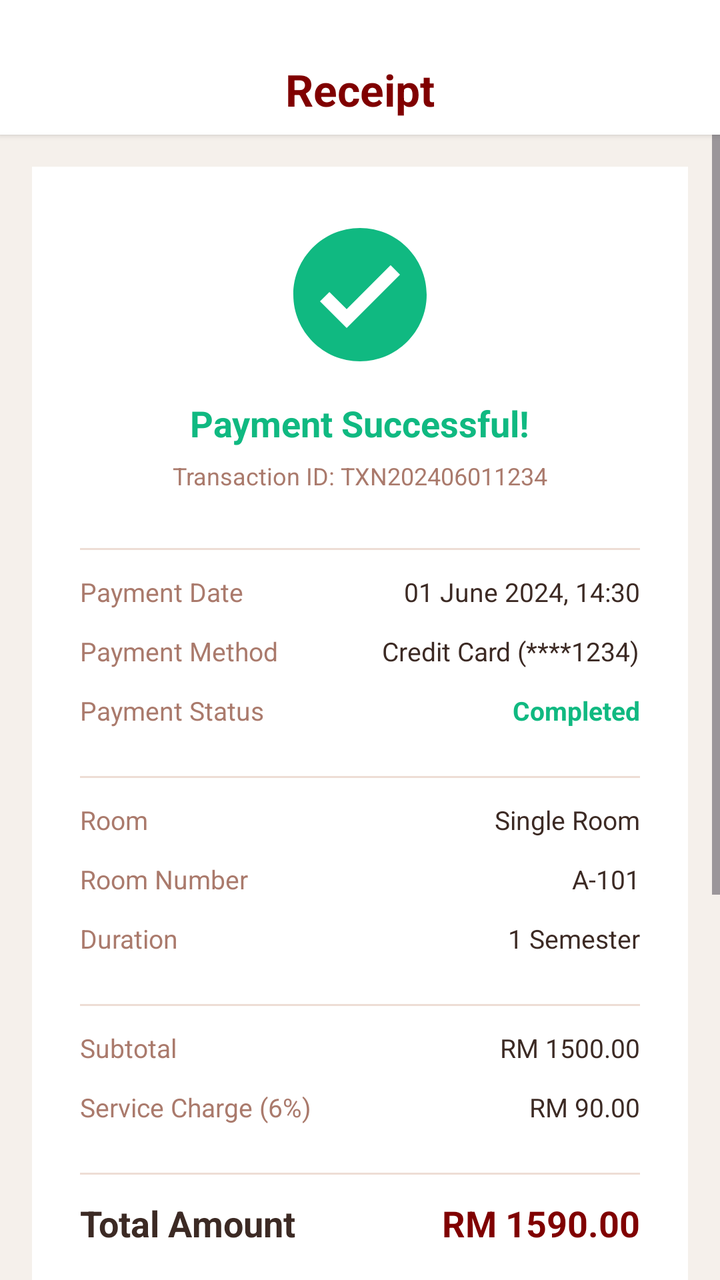
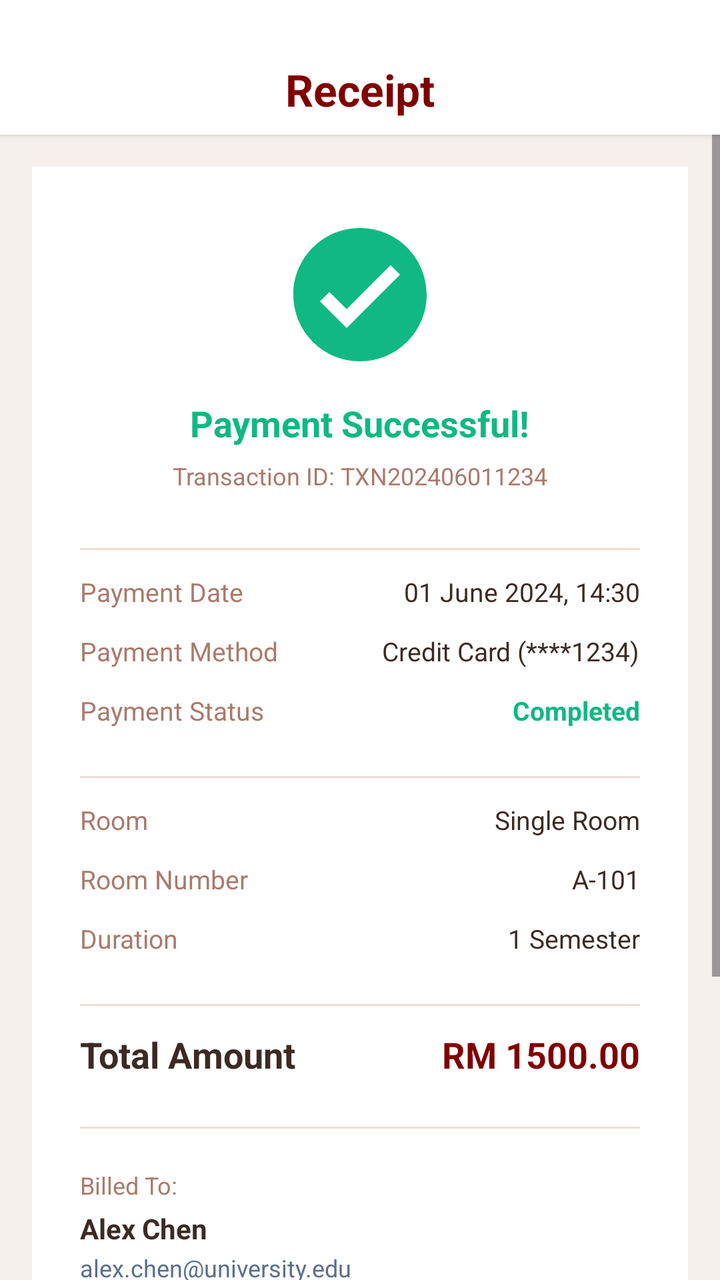

Screens rendered from an Android XML layout before and after an edit, with the pre-edit source and the edit as a unified diff.
<!-- AndroidManifest.xml: application theme Theme.UTMSPACE_HostelBookingSystem -->
<!-- res/layout/activity_receipt.xml -->
<?xml version="1.0" encoding="utf-8"?>
<LinearLayout xmlns:android="http://schemas.android.com/apk/res/android"
    xmlns:app="http://schemas.android.com/apk/res-auto"
    android:layout_width="match_parent"
    android:layout_height="match_parent"
    android:orientation="vertical"
    android:background="#F5F0EB">

    <LinearLayout
        android:layout_width="match_parent"
        android:layout_height="wrap_content"
        android:orientation="vertical"
        android:background="#FFFFFF"
        android:elevation="2dp"
        android:paddingTop="30dp"
        android:paddingBottom="8dp">

        <TextView
            android:layout_width="match_parent"
            android:layout_height="wrap_content"
            android:text="Receipt"
            android:textSize="22sp"
            android:textStyle="bold"
            android:textColor="#800000"
            android:gravity="center"
            android:fontFamily="sans-serif" />

    </LinearLayout>

    <ScrollView
        android:id="@+id/scrollViewReceipt"
        android:layout_width="match_parent"
        android:layout_height="match_parent"
        android:fillViewport="true">

        <LinearLayout
            android:id="@+id/receiptContainer"
            android:layout_width="match_parent"
            android:layout_height="wrap_content"
            android:orientation="vertical"
            android:padding="16dp">

            <LinearLayout
                android:layout_width="match_parent"
                android:layout_height="wrap_content"
                android:orientation="vertical"
                android:background="#FFFFFF"
                android:padding="24dp"
                android:elevation="2dp"
                android:layout_marginBottom="16dp">

                <LinearLayout
                    android:layout_width="match_parent"
                    android:layout_height="wrap_content"
                    android:orientation="vertical"
                    android:gravity="center_horizontal"
                    android:layout_marginBottom="16dp">

                    <ImageView
                        android:layout_width="80dp"
                        android:layout_height="80dp"
                        android:src="@drawable/ic_receipt_check"
                        app:tint="#10B981" />

                    <TextView
                        android:layout_width="wrap_content"
                        android:layout_height="wrap_content"
                        android:text="Payment Successful!"
                        android:textSize="18sp"
                        android:textStyle="bold"
                        android:textColor="#10B981"
                        android:layout_marginTop="12dp"
                        android:fontFamily="sans-serif" />

                    <TextView
                        android:id="@+id/tvTransactionId"
                        android:layout_width="wrap_content"
                        android:layout_height="wrap_content"
                        android:text="Transaction ID: TXN202406011234"
                        android:textSize="12sp"
                        android:textColor="#AA7A6C"
                        android:layout_marginTop="6dp"
                        android:fontFamily="sans-serif" />

                </LinearLayout>

                <View
                    android:layout_width="match_parent"
                    android:layout_height="1dp"
                    android:background="#EEDDD5"
                    android:layout_marginVertical="12dp" />

                <LinearLayout
                    android:layout_width="match_parent"
                    android:layout_height="wrap_content"
                    android:orientation="horizontal"
                    android:gravity="center_vertical"
                    android:layout_marginBottom="12dp">

                    <TextView
                        android:layout_width="0dp"
                        android:layout_height="wrap_content"
                        android:layout_weight="1"
                        android:text="Payment Date"
                        android:textSize="13sp"
                        android:textColor="#AA7A6C"
                        android:fontFamily="sans-serif" />

                    <TextView
                        android:id="@+id/tvPaymentDate"
                        android:layout_width="wrap_content"
                        android:layout_height="wrap_content"
                        android:text="01 June 2024, 14:30"
                        android:textSize="13sp"
                        android:textColor="#3C2A24"
                        android:fontFamily="sans-serif" />

                </LinearLayout>

                <LinearLayout
                    android:layout_width="match_parent"
                    android:layout_height="wrap_content"
                    android:orientation="horizontal"
                    android:gravity="center_vertical"
                    android:layout_marginBottom="12dp">

                    <TextView
                        android:layout_width="0dp"
                        android:layout_height="wrap_content"
                        android:layout_weight="1"
                        android:text="Payment Method"
                        android:textSize="13sp"
                        android:textColor="#AA7A6C"
                        android:fontFamily="sans-serif" />

                    <TextView
                        android:id="@+id/tvPaymentMethod"
                        android:layout_width="wrap_content"
                        android:layout_height="wrap_content"
                        android:text="Credit Card (****1234)"
                        android:textSize="13sp"
                        android:textColor="#3C2A24"
                        android:fontFamily="sans-serif" />

                </LinearLayout>

                <LinearLayout
                    android:layout_width="match_parent"
                    android:layout_height="wrap_content"
                    android:orientation="horizontal"
                    android:gravity="center_vertical"
                    android:layout_marginBottom="12dp">

                    <TextView
                        android:layout_width="0dp"
                        android:layout_height="wrap_content"
                        android:layout_weight="1"
                        android:text="Payment Status"
                        android:textSize="13sp"
                        android:textColor="#AA7A6C"
                        android:fontFamily="sans-serif" />

                    <TextView
                        android:id="@+id/tvPaymentStatus"
                        android:layout_width="wrap_content"
                        android:layout_height="wrap_content"
                        android:text="Completed"
                        android:textSize="13sp"
                        android:textStyle="bold"
                        android:textColor="#10B981"
                        android:fontFamily="sans-serif" />

                </LinearLayout>

                <View
                    android:layout_width="match_parent"
                    android:layout_height="1dp"
                    android:background="#EEDDD5"
                    android:layout_marginVertical="12dp" />

                <LinearLayout
                    android:layout_width="match_parent"
                    android:layout_height="wrap_content"
                    android:orientation="horizontal"
                    android:gravity="center_vertical"
                    android:layout_marginBottom="12dp">

                    <TextView
                        android:layout_width="0dp"
                        android:layout_height="wrap_content"
                        android:layout_weight="1"
                        android:text="Room"
                        android:textSize="13sp"
                        android:textColor="#AA7A6C"
                        android:fontFamily="sans-serif" />

                    <TextView
                        android:id="@+id/tvRoomName"
                        android:layout_width="wrap_content"
                        android:layout_height="wrap_content"
                        android:text="Single Room"
                        android:textSize="13sp"
                        android:textColor="#3C2A24"
                        android:fontFamily="sans-serif" />

                </LinearLayout>

                <LinearLayout
                    android:layout_width="match_parent"
                    android:layout_height="wrap_content"
                    android:orientation="horizontal"
                    android:gravity="center_vertical"
                    android:layout_marginBottom="12dp">

                    <TextView
                        android:layout_width="0dp"
                        android:layout_height="wrap_content"
                        android:layout_weight="1"
                        android:text="Room Number"
                        android:textSize="13sp"
                        android:textColor="#AA7A6C"
                        android:fontFamily="sans-serif" />

                    <TextView
                        android:id="@+id/tvRoomNumber"
                        android:layout_width="wrap_content"
                        android:layout_height="wrap_content"
                        android:text="A-101"
                        android:textSize="13sp"
                        android:textColor="#3C2A24"
                        android:fontFamily="sans-serif" />

                </LinearLayout>

                <LinearLayout
                    android:layout_width="match_parent"
                    android:layout_height="wrap_content"
                    android:orientation="horizontal"
                    android:gravity="center_vertical"
                    android:layout_marginBottom="12dp">

                    <TextView
                        android:layout_width="0dp"
                        android:layout_height="wrap_content"
                        android:layout_weight="1"
                        android:text="Duration"
                        android:textSize="13sp"
                        android:textColor="#AA7A6C"
                        android:fontFamily="sans-serif" />

                    <TextView
                        android:id="@+id/tvDuration"
                        android:layout_width="wrap_content"
                        android:layout_height="wrap_content"
                        android:text="1 Semester"
                        android:textSize="13sp"
                        android:textColor="#3C2A24"
                        android:fontFamily="sans-serif" />

                </LinearLayout>

                <View
                    android:layout_width="match_parent"
                    android:layout_height="1dp"
                    android:background="#EEDDD5"
                    android:layout_marginVertical="12dp" />

                <LinearLayout
                    android:layout_width="match_parent"
                    android:layout_height="wrap_content"
                    android:orientation="horizontal"
                    android:gravity="center_vertical"
                    android:layout_marginBottom="12dp">

                    <TextView
                        android:layout_width="0dp"
                        android:layout_height="wrap_content"
                        android:layout_weight="1"
                        android:text="Subtotal"
                        android:textSize="13sp"
                        android:textColor="#AA7A6C"
                        android:fontFamily="sans-serif" />

                    <TextView
                        android:id="@+id/tvSubtotal"
                        android:layout_width="wrap_content"
                        android:layout_height="wrap_content"
                        android:text="RM 1500.00"
                        android:textSize="13sp"
                        android:textColor="#3C2A24"
                        android:fontFamily="sans-serif" />

                </LinearLayout>

                <LinearLayout
                    android:layout_width="match_parent"
                    android:layout_height="wrap_content"
                    android:orientation="horizontal"
                    android:gravity="center_vertical"
                    android:layout_marginBottom="12dp">

                    <TextView
                        android:layout_width="0dp"
                        android:layout_height="wrap_content"
                        android:layout_weight="1"
                        android:text="Service Charge (6%)"
                        android:textSize="13sp"
                        android:textColor="#AA7A6C"
                        android:fontFamily="sans-serif" />

                    <TextView
                        android:id="@+id/tvServiceCharge"
                        android:layout_width="wrap_content"
                        android:layout_height="wrap_content"
                        android:text="RM 90.00"
                        android:textSize="13sp"
                        android:textColor="#3C2A24"
                        android:fontFamily="sans-serif" />

                </LinearLayout>

                <View
                    android:layout_width="match_parent"
                    android:layout_height="1dp"
                    android:background="#EEDDD5"
                    android:layout_marginVertical="12dp" />

                <LinearLayout
                    android:layout_width="match_parent"
                    android:layout_height="wrap_content"
                    android:orientation="horizontal"
                    android:gravity="center_vertical"
                    android:layout_marginBottom="12dp">

                    <TextView
                        android:layout_width="0dp"
                        android:layout_height="wrap_content"
                        android:layout_weight="1"
                        android:text="Total Amount"
                        android:textSize="18sp"
                        android:textStyle="bold"
                        android:textColor="#3C2A24"
                        android:fontFamily="sans-serif" />

                    <TextView
                        android:id="@+id/tvTotalAmount"
                        android:layout_width="wrap_content"
                        android:layout_height="wrap_content"
                        android:text="RM 1590.00"
                        android:textSize="18sp"
                        android:textStyle="bold"
                        android:textColor="#800000"
                        android:fontFamily="sans-serif" />

                </LinearLayout>

                <View
                    android:layout_width="match_parent"
                    android:layout_height="1dp"
                    android:background="#EEDDD5"
                    android:layout_marginVertical="12dp" />

                <LinearLayout
                    android:layout_width="match_parent"
                    android:layout_height="wrap_content"
                    android:orientation="vertical"
                    android:layout_marginTop="8dp">

                    <TextView
                        android:layout_width="wrap_content"
                        android:layout_height="wrap_content"
                        android:text="Billed To:"
                        android:textSize="12sp"
                        android:textColor="#AA7A6C"
                        android:fontFamily="sans-serif" />

                    <TextView
                        android:id="@+id/tvStudentName"
                        android:layout_width="wrap_content"
                        android:layout_height="wrap_content"
                        android:text="Alex Chen"
                        android:textSize="14sp"
                        android:textStyle="bold"
                        android:textColor="#3C2A24"
                        android:layout_marginTop="4dp"
                        android:fontFamily="sans-serif" />

                    <TextView
                        android:id="@+id/tvStudentEmail"
                        android:layout_width="wrap_content"
                        android:layout_height="wrap_content"
                        android:text="alex.chen@university.edu"
                        android:textSize="12sp"
                        android:textColor="#5B6E8C"
                        android:layout_marginTop="2dp"
                        android:fontFamily="sans-serif" />

                    <TextView
                        android:id="@+id/tvStudentPhone"
                        android:layout_width="wrap_content"
                        android:layout_height="wrap_content"
                        android:text="+60 12 345 6789"
                        android:textSize="12sp"
                        android:textColor="#5B6E8C"
                        android:layout_marginTop="2dp"
                        android:fontFamily="sans-serif" />

                </LinearLayout>

            </LinearLayout>

            <LinearLayout
                android:id="@+id/btnDownloadReceipt"
                android:layout_width="match_parent"
                android:layout_height="wrap_content"
                android:background="@drawable/outline_button_background"
                android:padding="14dp"
                android:gravity="center"
                android:layout_marginBottom="12dp"
                android:clickable="true"
                android:focusable="true">

                <ImageView
                    android:layout_width="20dp"
                    android:layout_height="20dp"
                    android:src="@drawable/ic_download"
                    app:tint="#800000"
                    android:layout_marginEnd="8dp" />

                <TextView
                    android:layout_width="wrap_content"
                    android:layout_height="wrap_content"
                    android:text="Download Receipt (PDF)"
                    android:textSize="15sp"
                    android:textStyle="bold"
                    android:textColor="#800000"
                    android:fontFamily="sans-serif" />

            </LinearLayout>

            <LinearLayout
                android:id="@+id/btnBackToHome"
                android:layout_width="match_parent"
                android:layout_height="wrap_content"
                android:background="@drawable/primary_button_background"
                android:padding="14dp"
                android:gravity="center"
                android:layout_marginBottom="20dp"
                android:clickable="true"
                android:focusable="true"
                app:backgroundTint="@null">

                <TextView
                    android:layout_width="wrap_content"
                    android:layout_height="wrap_content"
                    android:text="Back to Home"
                    android:textSize="16sp"
                    android:textStyle="bold"
                    android:textColor="#FFFFFF"
                    android:fontFamily="sans-serif" />

            </LinearLayout>

        </LinearLayout>
    </ScrollView>

</LinearLayout>
<!-- resources referenced by this layout -->
<resources>
  <!-- drawable ic_download (drawable) -->
  <?xml version="1.0" encoding="utf-8"?>
  <vector xmlns:android="http://schemas.android.com/apk/res/android"
      android:width="24dp"
      android:height="24dp"
      android:viewportWidth="24"
      android:viewportHeight="24">
      <path
          android:fillColor="#800000"
          android:pathData="M19,9h-4V3H9v6H5l7,7 7,-7zM5,18v2h14v-2H5z"/>
  </vector>
  <!-- drawable ic_receipt_check (drawable) -->
  <?xml version="1.0" encoding="utf-8"?>
  <vector xmlns:android="http://schemas.android.com/apk/res/android"
      android:width="24dp"
      android:height="24dp"
      android:viewportWidth="24"
      android:viewportHeight="24">
      <path
          android:fillColor="#10B981"
          android:pathData="M12,2C6.48,2 2,6.48 2,12s4.48,10 10,10 10,-4.48 10,-10S17.52,2 12,2zM10,17l-4,-4 1.41,-1.41L10,14.17l6.59,-6.59L18,9l-8,8z"/>
  </vector>
  <!-- drawable outline_button_background (drawable) -->
  <?xml version="1.0" encoding="utf-8"?>
  <selector xmlns:android="http://schemas.android.com/apk/res/android">
      <item android:state_pressed="true">
          <shape android:shape="rectangle">
              <solid android:color="#F5F0EB" />
              <stroke android:width="1.5dp" android:color="#800000" />
              <corners android:radius="48dp" />
          </shape>
      </item>
      <item>
          <shape android:shape="rectangle">
              <solid android:color="#FFFFFF" />
              <stroke android:width="1.5dp" android:color="#B13E2E" />
              <corners android:radius="48dp" />
          </shape>
      </item>
  </selector>
  <!-- drawable primary_button_background (drawable) -->
  <?xml version="1.0" encoding="utf-8"?>
  <selector xmlns:android="http://schemas.android.com/apk/res/android">
      <item android:state_pressed="true">
          <shape android:shape="rectangle">
              <solid android:color="#5C0000" />
              <corners android:radius="48dp" />
          </shape>
      </item>
      <item>
          <shape android:shape="rectangle">
              <solid android:color="#800000" />
              <corners android:radius="48dp" />
          </shape>
      </item>
  </selector>
  <style name="Theme.UTMSPACE_HostelBookingSystem" parent="Theme.Material3.DayNight.NoActionBar">
  
          
          <item name="android:statusBarColor">@android:color/white</item>
          <item name="android:windowLightStatusBar">true</item>
  
          
          <item name="android:windowBackground">@android:color/white</item>
          <item name="android:colorBackground">@android:color/white</item>
  
      </style>
</resources>

<!-- the commit's change to res/layout/activity_receipt.xml (unified diff, before → after) -->
@@ -265,65 +265,7 @@
                     android:background="#EEDDD5"
                     android:layout_marginVertical="12dp" />
 
-                <LinearLayout
-                    android:layout_width="match_parent"
-                    android:layout_height="wrap_content"
-                    android:orientation="horizontal"
-                    android:gravity="center_vertical"
-                    android:layout_marginBottom="12dp">
-
-                    <TextView
-                        android:layout_width="0dp"
-                        android:layout_height="wrap_content"
-                        android:layout_weight="1"
-                        android:text="Subtotal"
-                        android:textSize="13sp"
-                        android:textColor="#AA7A6C"
-                        android:fontFamily="sans-serif" />
-
-                    <TextView
-                        android:id="@+id/tvSubtotal"
-                        android:layout_width="wrap_content"
-                        android:layout_height="wrap_content"
-                        android:text="RM 1500.00"
-                        android:textSize="13sp"
-                        android:textColor="#3C2A24"
-                        android:fontFamily="sans-serif" />
-
-                </LinearLayout>
-
-                <LinearLayout
-                    android:layout_width="match_parent"
-                    android:layout_height="wrap_content"
-                    android:orientation="horizontal"
-                    android:gravity="center_vertical"
-                    android:layout_marginBottom="12dp">
-
-                    <TextView
-                        android:layout_width="0dp"
-                        android:layout_height="wrap_content"
-                        android:layout_weight="1"
-                        android:text="Service Charge (6%)"
-                        android:textSize="13sp"
-                        android:textColor="#AA7A6C"
-                        android:fontFamily="sans-serif" />
-
-                    <TextView
-                        android:id="@+id/tvServiceCharge"
-                        android:layout_width="wrap_content"
-                        android:layout_height="wrap_content"
-                        android:text="RM 90.00"
-                        android:textSize="13sp"
-                        android:textColor="#3C2A24"
-                        android:fontFamily="sans-serif" />
-
-                </LinearLayout>
-
-                <View
-                    android:layout_width="match_parent"
-                    android:layout_height="1dp"
-                    android:background="#EEDDD5"
-                    android:layout_marginVertical="12dp" />
+                
 
                 <LinearLayout
                     android:layout_width="match_parent"
@@ -346,7 +288,7 @@
                         android:id="@+id/tvTotalAmount"
                         android:layout_width="wrap_content"
                         android:layout_height="wrap_content"
-                        android:text="RM 1590.00"
+                        android:text="RM 1500.00"
                         android:textSize="18sp"
                         android:textStyle="bold"
                         android:textColor="#800000"
